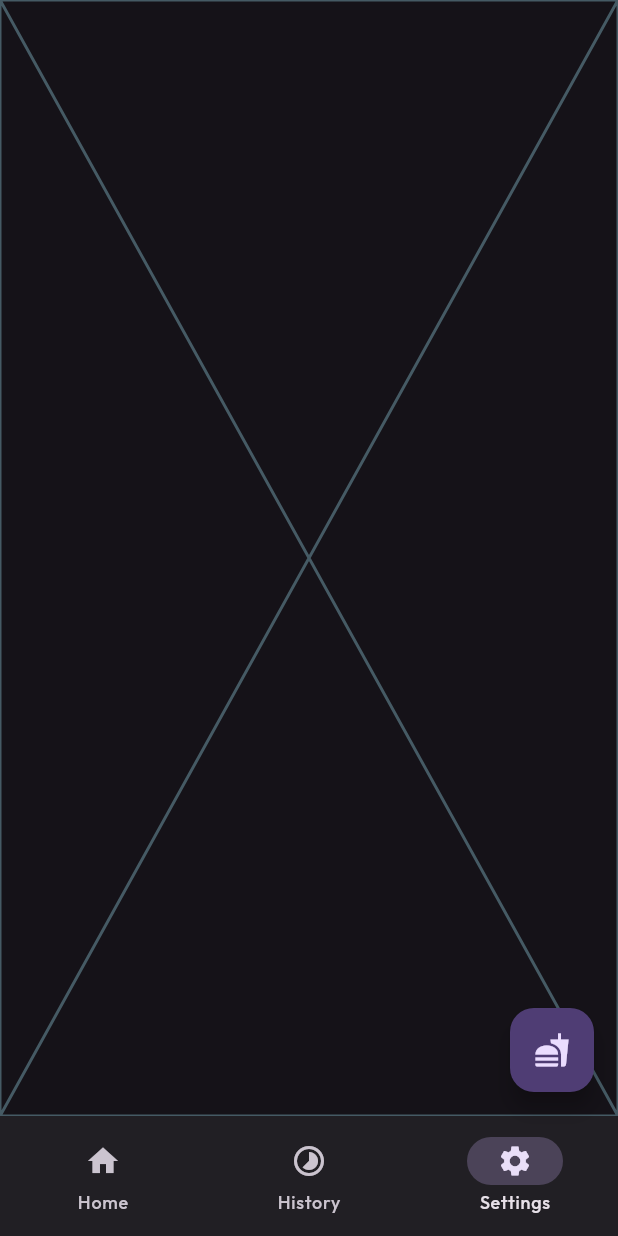
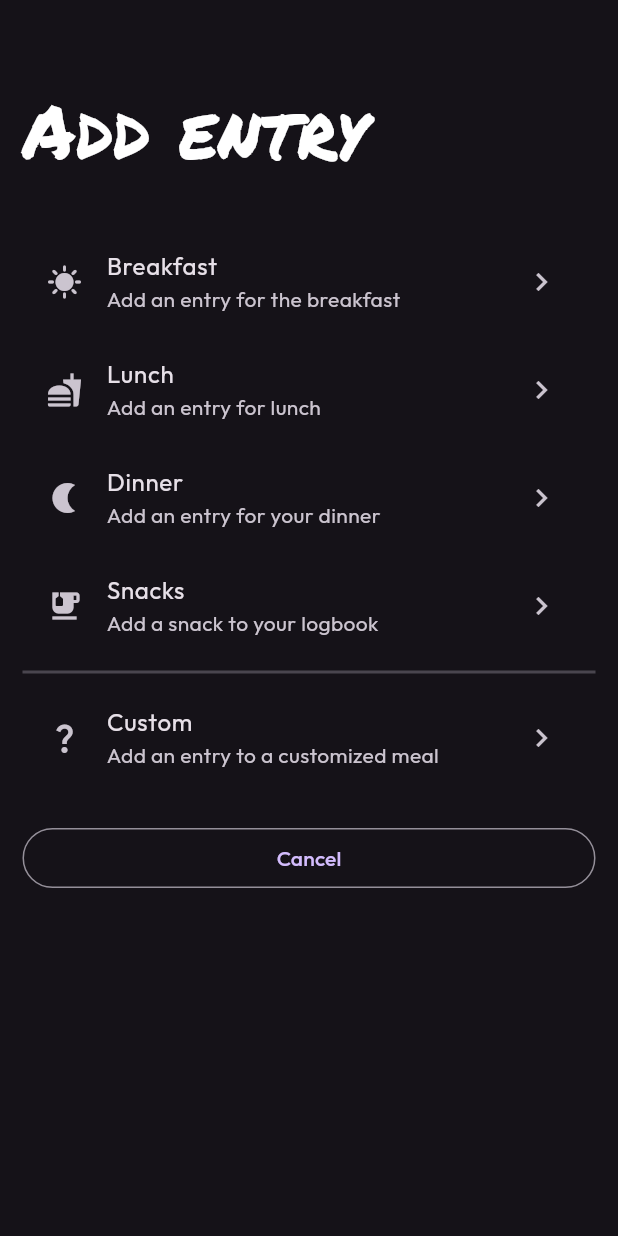
Before and after one commit to Miquest/CalorieCounter, a Flutter app: the screen it shows after launch, item 3 of the bottom bar chosen, after a tap on the "fastfood" icon, on a phone screen of 412 x 824 dp. Run offline on Flutter 3.47's test engine with Material 3 defaults, Android fonts, the phone set to English and light mode, and no system bars; our stand-ins replace flutter_dotenv, google_fonts, hive_flutter; missing offline and left inert: openfoodfacts; accounts and stored records are empty.

```diff
--- /dev/null
+++ b/lib/add_entry/addEntry.dart
@@ -0,0 +1,106 @@
+import 'package:caloriecounter/add_entry/foodSearch.dart';
+import 'package:caloriecounter/add_entry/tableContent.dart';
+import 'package:flutter/material.dart';
+import 'package:google_fonts/google_fonts.dart';
+import 'package:caloriecounter/generated/l10n.dart';
+
+class AddEntry extends StatefulWidget {
+  const AddEntry({super.key});
+
+  @override
+  State<AddEntry> createState() => _AddEntryState();
+}
+
+class _AddEntryState extends State<AddEntry> {
+  @override
+  Widget build(BuildContext context) {
+    return Scaffold(
+      body: Padding(
+        padding: EdgeInsets.fromLTRB(15, 20, 15, 0),
+        child: Column(
+          crossAxisAlignment: CrossAxisAlignment.start,
+          children: [
+            SizedBox(height: 30),
+
+            Text(
+              "Add entry",
+              style: TextStyle(
+                fontSize: 50,
+                fontFamily: GoogleFonts.permanentMarker().fontFamily,
+              ),
+            ),
+
+            SizedBox(height: 30),
+
+            ListTile(
+              leading: Icon(Icons.sunny),
+              title: Text(S.of(context).breakfast),
+              subtitle: Text(S.of(context).addBreakfastSubtitle),
+              trailing: Icon(Icons.keyboard_arrow_right),
+              onTap: () {
+                Navigator.of(context).push(
+                  MaterialPageRoute(builder: (context) => TableContentPage(mealName: S.of(context).breakfast))
+                );
+              },
+            ),
+
+            ListTile(
+              leading: Icon(Icons.fastfood),
+              title: Text(S.of(context).lunch),
+              subtitle: Text(S.of(context).addLunchSubtitle),
+              trailing: Icon(Icons.keyboard_arrow_right),
+              onTap: () {
+                Navigator.of(context).push(
+                    MaterialPageRoute(builder: (context) => TableContentPage(mealName: S.of(context).lunch))
+                );
+              },
+            ),
+
+            ListTile(
+              leading: Icon(Icons.nightlight),
+              title: Text(S.of(context).dinner),
+              subtitle: Text(S.of(context).addDinnerSubtitle),
+              trailing: Icon(Icons.keyboard_arrow_right),
+              onTap: () {
+                Navigator.of(context).push(
+                    MaterialPageRoute(builder: (context) => TableContentPage(mealName: S.of(context).dinner))
+                );
+              },
+            ),
+
+            ListTile(
+              leading: Icon(Icons.emoji_food_beverage),
+              title: Text(S.of(context).snacks),
+              subtitle: Text(S.of(context).addSnackSubtitle),
+              trailing: Icon(Icons.keyboard_arrow_right),
+              onTap: () {
+                Navigator.of(context).push(
+                    MaterialPageRoute(builder: (context) => TableContentPage(mealName: S.of(context).snacks))
+                );
+              },
+            ),
+
+            Divider(thickness: 2),
+
+            ListTile(
+              leading: Icon(Icons.question_mark),
+              title: Text(S.of(context).custom),
+              subtitle: Text(S.of(context).addCustomSubtitle),
+              trailing: Icon(Icons.keyboard_arrow_right),
+            ),
+
+            SizedBox(height: 20),
+
+            OutlinedButton(
+              onPressed: () => Navigator.of(context).pop(),
+              child: SizedBox(
+                width: double.infinity,
+                child: Center(child: Text(S.of(context).cancel)),
+              ),
+            ),
+          ],
+        ),
+      ),
+    );
+  }
+}
--- a/lib/baseScaffold.dart
+++ b/lib/baseScaffold.dart
@@ -1,5 +1,9 @@
 import 'package:caloriecounter/home/home.dart';
+import 'package:caloriecounter/history/history.dart';
+import 'package:caloriecounter/settings/settings.dart';
 import 'package:flutter/material.dart';
+import 'package:caloriecounter/generated/l10n.dart';
+import 'package:caloriecounter/add_entry/addEntry.dart';
 
 class BaseScaffold extends StatefulWidget {
   const BaseScaffold({super.key});
@@ -11,14 +15,18 @@ class BaseScaffold extends StatefulWidget {
 class _BaseScaffoldState extends State<BaseScaffold> {
   int _pageIndex = 0;
 
-  final List<Widget> _pages = [Home(), Placeholder(), Placeholder()];
+  final List<Widget> _pages = [Home(), History(), Settings()];
 
   @override
   Widget build(BuildContext context) {
     return Scaffold(
       body: _pages[_pageIndex],
       floatingActionButton: FloatingActionButton(
-        onPressed: () {},
+        onPressed: () {
+          Navigator.of(context).push(
+            MaterialPageRoute(builder: (context) => AddEntry())
+          );
+        },
         child: Icon(Icons.fastfood),
       ),
       bottomNavigationBar: NavigationBar(
@@ -29,9 +37,9 @@ class _BaseScaffoldState extends State<BaseScaffold> {
           });
         },
         destinations: [
-          NavigationDestination(icon: Icon(Icons.home), label: "Home"),
-          NavigationDestination(icon: Icon(Icons.timelapse), label: "History"),
-          NavigationDestination(icon: Icon(Icons.settings), label: "Settings"),
+          NavigationDestination(icon: Icon(Icons.home), label: S.of(context).home),
+          NavigationDestination(icon: Icon(Icons.timelapse), label: S.of(context).history),
+          NavigationDestination(icon: Icon(Icons.settings), label: S.of(context).settings),
         ],
       ),
     );
--- a/lib/l10n/intl_en.arb
+++ b/lib/l10n/intl_en.arb
@@ -3,5 +3,24 @@
   "welcomeSubtitle": "Welcome to your calorie diary!",
   "breakfast": "Breakfast",
   "lunch": "Lunch",
-  "dinner": "Dinner"
+  "dinner": "Dinner",
+  "resetApp": "Reset app",
+  "settings": "Settings",
+  "history": "History",
+  "encryptData": "Encrypt data",
+  "encryptDataSubtitle": "You can encrypt your data with a local key",
+  "vegetarianMode": "Vegetarian mode",
+  "veganMode": "Vegan mode",
+  "exportData": "Export data",
+  "exportDataSubtitle": "Export you data as a backup or for another device",
+  "licenses": "Licenses",
+  "custom": "Custom",
+  "snacks": "Snacks",
+  "cancel": "Cancel",
+  "addBreakfastSubtitle": "Add an entry for the breakfast",
+  "addLunchSubtitle": "Add an entry for lunch",
+  "addDinnerSubtitle": "Add an entry for your dinner",
+  "addSnackSubtitle": "Add a snack to your logbook",
+  "addCustomSubtitle": "Add an entry to a customized meal",
+  "chooseAmount": "Choose amount"
 }
--- a/lib/main.dart
+++ b/lib/main.dart
@@ -3,10 +3,14 @@ import 'package:flutter/material.dart';
 import 'package:google_fonts/google_fonts.dart';
 import 'package:hive_flutter/hive_flutter.dart';
 import 'package:caloriecounter/generated/l10n.dart';
+import 'package:flutter_dotenv/flutter_dotenv.dart';
 
 void main() async {
   WidgetsFlutterBinding.ensureInitialized();
   await Hive.initFlutter();
+  await dotenv.load(fileName: ".env");
+
+  await Hive.openBox("settings");
 
   runApp(const MyApp());
 }
@@ -20,6 +24,7 @@ class MyApp extends StatelessWidget {
     return MaterialApp(
       title: 'Calorie Counter',
       themeMode: ThemeMode.dark,
+      supportedLocales: [Locale("en")],
       localizationsDelegates: [
         S.delegate
       ],
--- /dev/null
+++ b/lib/settings/settings.dart
@@ -0,0 +1,140 @@
+import 'package:caloriecounter/generated/l10n.dart';
+import 'package:flutter/material.dart';
+import 'package:google_fonts/google_fonts.dart';
+import 'package:hive_flutter/adapters.dart';
+
+class Settings extends StatefulWidget {
+  const Settings({super.key});
+
+  @override
+  State<Settings> createState() => _SettingsState();
+}
+
+class _SettingsState extends State<Settings> {
+  final Box box = Hive.box("settings");
+  late bool encryptData;
+  late bool vegetarianMode;
+  late bool veganMode;
+
+  void _loadSettings() {
+    encryptData = box.get("encryptData", defaultValue: false);
+    vegetarianMode = box.get("vegetarianMode", defaultValue: false);
+    veganMode = box.get("veganMode", defaultValue: false);
+  }
+
+  void _saveSettings() {
+    box.put("encryptData", encryptData);
+    box.put("vegetarianMode", vegetarianMode);
+    box.put("veganMode", veganMode);
+  }
+
+  @override
+  void initState() {
+    _loadSettings();
+    super.initState();
+  }
+
+  @override
+  Widget build(BuildContext context) {
+    return Scaffold(
+      body: Padding(
+        padding: EdgeInsets.fromLTRB(15, 20, 15, 0),
+        child: ListView(
+          children: [
+            Text(
+              S.of(context).settings,
+              style: TextStyle(
+                fontFamily: GoogleFonts.permanentMarker().fontFamily,
+                fontSize: 50,
+              ),
+            ),
+
+            SizedBox(height: 20),
+
+            SwitchListTile(
+              value: encryptData,
+              title: Text(S.of(context).encryptData),
+              subtitle: Text(S.of(context).encryptDataSubtitle),
+              onChanged: (value) {
+                setState(() {
+                  encryptData = value;
+                });
+                _saveSettings();
+              },
+            ),
+
+            SwitchListTile(
+              value: vegetarianMode,
+              title: Text(S.of(context).vegetarianMode),
+              activeColor: Colors.green,
+              thumbIcon: WidgetStatePropertyAll(
+                Icon(Icons.energy_savings_leaf_outlined, color:  vegetarianMode ? Colors.black : Colors.white,),
+              ),
+              onChanged: (value) {
+                setState(() {
+                  vegetarianMode = value;
+                });
+                _saveSettings();
+              },
+            ),
+
+            SwitchListTile(
+              value: veganMode,
+              title: Text(S.of(context).veganMode),
+              activeColor: Colors.greenAccent,
+              thumbIcon: WidgetStatePropertyAll(
+                Icon(
+                  Icons.energy_savings_leaf,
+                  color: veganMode ? Colors.black : Colors.white,
+                ),
+              ),
+              onChanged: (value) {
+                setState(() {
+                  veganMode = value;
+                });
+                _saveSettings();
+              },
+            ),
+
+            ListTile(
+              title: Text(S.of(context).exportData),
+              subtitle: Text(
+                S.of(context).exportDataSubtitle,
+              ),
+              trailing: Icon(Icons.keyboard_arrow_right),
+            ),
+
+            ListTile(
+              title: Text(S.of(context).licenses),
+              trailing: Icon(Icons.keyboard_arrow_right),
+              onTap: () {
+                showLicensePage(context: context);
+              },
+            ),
+
+            SizedBox(height: 20),
+
+            TextButton(
+              onPressed: () {},
+              child: Text(
+                S.of(context).resetApp,
+                style: TextStyle(color: Colors.redAccent),
+              ),
+            ),
+
+            SizedBox(height: 10),
+
+            Row(
+              mainAxisAlignment: MainAxisAlignment.center,
+              children: [
+                Icon(Icons.copyright),
+                SizedBox(width: 5),
+                Text("Mika Schreiber"),
+              ],
+            ),
+          ],
+        ),
+      ),
+    );
+  }
+}
--- a/pubspec.yaml
+++ b/pubspec.yaml
@@ -39,6 +39,7 @@ dependencies:
   intl: ^0.20.2
   openfoodfacts: ^3.24.0
   arc_progress_bar_new: ^1.0.4
+  flutter_dotenv: ^5.2.1
 
 dev_dependencies:
   flutter_test:
@@ -63,9 +64,8 @@ flutter:
   uses-material-design: true
 
   # To add assets to your application, add an assets section, like this:
-  # assets:
-  #   - images/a_dot_burr.jpeg
-  #   - images/a_dot_ham.jpeg
+  assets:
+    - .env
 
   # An image asset can refer to one or more resolution-specific "variants", see
   # https://flutter.dev/to/resolution-aware-images
```
Also changed, not shown: lib/add_entry/foodDataLoader.dart (added, +87 -0 lines), lib/add_entry/foodDialogs.dart (added, +76 -0 lines), lib/add_entry/foodSearch.dart (added, +127 -0 lines), lib/add_entry/tableContent.dart (added, +128 -0 lines), lib/history/history.dart (added, +32 -0 lines), lib/generated/intl/messages_en.dart, lib/generated/l10n.dart, pubspec.lock, 1 other file.
